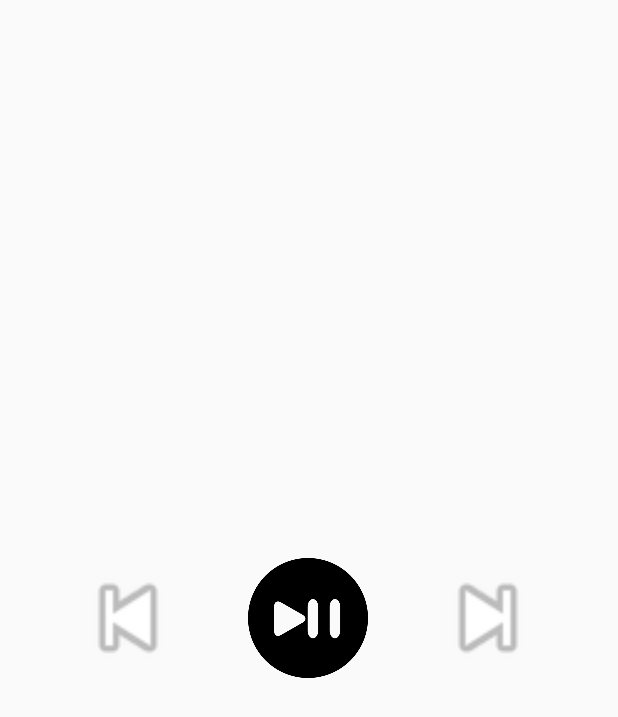
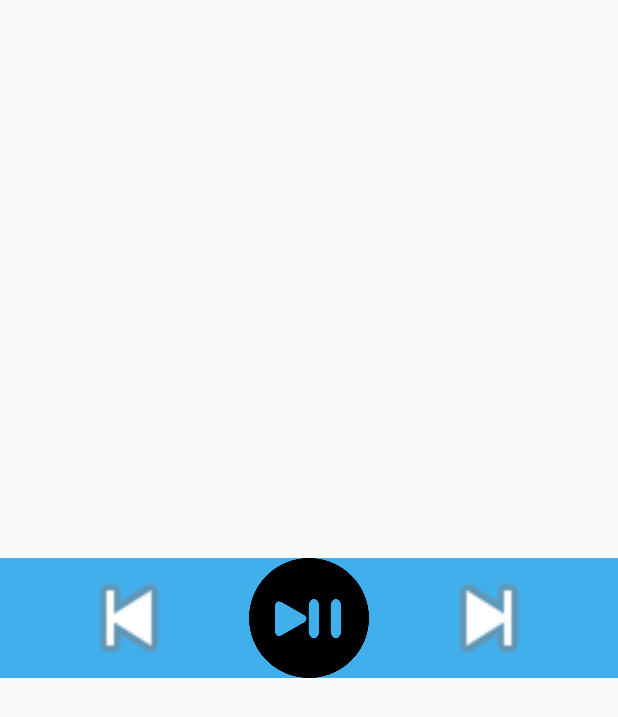
Before and after one commit to YaniAless/MiniDeezer, an Android app: the layout music_player.xml on its own in the app's theme, with its tools: preview values and no code run, on a phone screen of 412 x 824 dp. Shown: the top 717 px of the screen. Run offline under Robolectric (Android 15) with nearby library versions, the phone set to English and light mode, and no system bars.

Commit message:
Center the MusicPlayer + change background

```diff
--- a/app/src/main/java/com/example/minideezer/Activities/TrackActivity.kt
+++ b/app/src/main/java/com/example/minideezer/Activities/TrackActivity.kt
@@ -61,9 +61,7 @@ class TrackActivity: AppCompatActivity() {
     }
 
     companion object {
-
         var mediaPlayer = MediaPlayer()
-
     }
 
 }
--- a/app/src/main/res/layout/music_player.xml
+++ b/app/src/main/res/layout/music_player.xml
@@ -1,43 +1,35 @@
 <?xml version="1.0" encoding="utf-8"?>
-<androidx.constraintlayout.widget.ConstraintLayout xmlns:android="http://schemas.android.com/apk/res/android"
-    xmlns:app="http://schemas.android.com/apk/res-auto"
-    xmlns:tools="http://schemas.android.com/tools"
-    android:id="@+id/music_player"
+<LinearLayout xmlns:android="http://schemas.android.com/apk/res/android"
     android:layout_width="match_parent"
     android:layout_height="80dp"
     android:layout_gravity="center"
-    android:orientation="horizontal">
+    android:gravity="center"
+    android:orientation="horizontal"
+    android:background="@color/colorPrimary">
 
     <Button
         android:id="@+id/previous"
         android:layout_width="80dp"
         android:layout_height="80dp"
-        android:background="@android:drawable/ic_media_previous"
-        android:layout_marginLeft="45dp"
-        app:layout_constraintStart_toStartOf="parent"
-        app:layout_constraintTop_toTopOf="parent" />
+        android:layout_gravity="center"
+        android:background="@android:drawable/ic_media_previous" />
+
 
     <Button
         android:id="@+id/play_pause"
         android:layout_width="80dp"
         android:layout_height="80dp"
-        android:background="@drawable/play_pause"
-        android:layout_margin="40dp"
-        app:layout_constraintStart_toEndOf="@+id/previous"
-        app:layout_constraintTop_toTopOf="parent"
-        app:layout_constraintBottom_toBottomOf="parent"
-        />
+        android:layout_gravity="center"
+        android:layout_marginLeft="40dp"
+        android:layout_marginRight="40dp"
+        android:background="@drawable/play_pause" />
 
     <Button
         android:id="@+id/next"
         android:layout_width="80dp"
         android:layout_height="80dp"
-        android:layout_margin="40dp"
-        android:background="@android:drawable/ic_media_next"
-        app:layout_constraintStart_toEndOf="@+id/play_pause"
-        app:layout_constraintTop_toTopOf="parent"
-        app:layout_constraintBottom_toBottomOf="parent"/>
+        android:layout_gravity="center"
+        android:background="@android:drawable/ic_media_next" />
 
 
-
-</androidx.constraintlayout.widget.ConstraintLayout>
+</LinearLayout>
```
